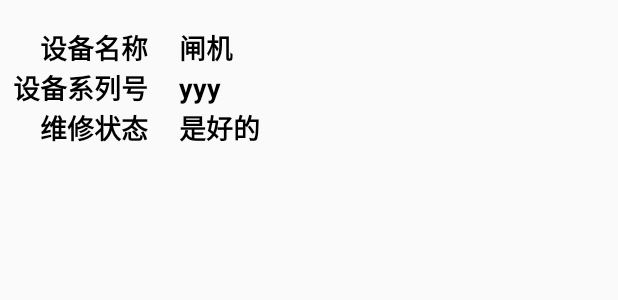
After one commit to yangyongchaoGitHub/LWSYSPDA, an Android app: the layout item_device_choice.xml on its own in the app's theme, with its tools: preview values and no code run, on a phone screen of 412 x 824 dp. The commit adds this screen. Shown: the top 300 px of the screen. Run offline under Robolectric (Android 15) with nearby library versions, the phone set to English and light mode, and no system bars.

Commit message:
备货界面添加

```diff
--- a/app/build.gradle
+++ b/app/build.gradle
@@ -36,6 +36,7 @@ dependencies {
     compile group: 'com.squareup.retrofit2', name: 'retrofit', version: '2.9.0'
     compile group: 'com.squareup.retrofit2', name: 'converter-jackson', version: '2.9.0'
     implementation 'androidx.recyclerview:recyclerview:1.0.0'
+    implementation 'com.github.CymChad:BaseRecyclerViewAdapterHelper:3.0.4'
 //    compile group: 'com.fasterxml.jackson.core', name: 'jackson-databind', version: '2.12.1'
 //    compile group: 'com.fasterxml.jackson.core', name: 'jackson-core', version: '2.12.1'
 //    compile group: 'com.fasterxml.jackson.core', name: 'jackson-annotations', version: '2.12.1'
--- a/app/src/main/AndroidManifest.xml
+++ b/app/src/main/AndroidManifest.xml
@@ -49,6 +49,7 @@
         </activity>
         <activity android:name=".activity.SelectActivity"/>
         <activity android:name=".activity.ChoiceActivity"/>
+        <activity android:name=".activity.DeviceChoiceActivity"/>
     </application>
 
 </manifest>
--- a/app/src/main/java/com/dataexpo/lwsyspda/adapter/ChoiceListAdapter.java
+++ b/app/src/main/java/com/dataexpo/lwsyspda/adapter/ChoiceListAdapter.java
@@ -60,7 +60,6 @@ public class ChoiceListAdapter extends RecyclerView.Adapter<ChoiceListHolder> im
 
     @Override
     public void onBindViewHolder(@NonNull ChoiceListHolder holder, final int position) {
-        Log.i(TAG, "onBindViewHolder " + position);
         holder.itemView.setTag(position);
         // 添加数据
         holder.tv_bom_time.setText(mList.get(position).getName());
@@ -85,7 +84,6 @@ public class ChoiceListAdapter extends RecyclerView.Adapter<ChoiceListHolder> im
             }
         });
 
-        Log.i(TAG, "size " + mList.size());
         //渲染奇数行
 //        if ((position & 0x01) == 0) {
 //            holder.itemView.setBackgroundColor(Color.parseColor("#FF7CAFF7"));
--- a/app/src/main/java/com/dataexpo/lwsyspda/retrofitInf/URLs.java
+++ b/app/src/main/java/com/dataexpo/lwsyspda/retrofitInf/URLs.java
@@ -8,4 +8,8 @@ public class URLs {
     public static final String loginUrl = "login/login2m" + postfix;
 
     public static final String bomListUrl = "pda/bom/getBomList" + postfix;
+
+    public static final String bomSeriesUrl = "pda/bom/queryBomSeries" + postfix;
+
+    public static final String bomDeviceUrl = "pda/bom/queryBomDevice" + postfix;
 }
--- /dev/null
+++ b/app/src/main/res/layout/item_device_choice.xml
@@ -0,0 +1,113 @@
+<?xml version="1.0" encoding="utf-8"?>
+<androidx.constraintlayout.widget.ConstraintLayout xmlns:android="http://schemas.android.com/apk/res/android"
+    android:layout_width="match_parent"
+    android:layout_height="@dimen/x180"
+    xmlns:app="http://schemas.android.com/apk/res-auto">
+
+
+    <TextView
+        android:id="@+id/tv_device_name_text"
+        android:layout_width="0dp"
+        android:layout_height="0dp"
+        android:gravity="center|right"
+        android:textSize="18dp"
+        android:textColor="@color/bg_black"
+        android:textStyle="bold"
+        android:text="@string/device_name"
+        app:layout_constraintTop_toTopOf="parent"
+        app:layout_constraintBottom_toBottomOf="parent"
+        app:layout_constraintLeft_toLeftOf="parent"
+        app:layout_constraintRight_toRightOf="parent"
+        app:layout_constraintVertical_bias="0.1"
+        app:layout_constraintHorizontal_bias="0"
+        app:layout_constraintWidth_percent="0.24"
+        app:layout_constraintHeight_percent="0.14"/>
+
+    <TextView
+        android:id="@+id/tv_device_name_value"
+        android:layout_width="0dp"
+        android:layout_height="0dp"
+        android:gravity="left|center"
+        android:textSize="18dp"
+        android:textColor="@color/bg_black"
+        android:textStyle="bold"
+        android:text="闸机"
+        app:layout_constraintTop_toTopOf="parent"
+        app:layout_constraintBottom_toBottomOf="parent"
+        app:layout_constraintRight_toRightOf="parent"
+        app:layout_constraintVertical_bias="0.1"
+        app:layout_constraintHorizontal_bias="0.4"
+        app:layout_constraintWidth_percent="0.71"
+        app:layout_constraintHeight_percent="0.14"/>
+
+    <TextView
+        android:id="@+id/tv_device_class_text"
+        android:layout_width="0dp"
+        android:layout_height="0dp"
+        android:gravity="center|right"
+        android:textSize="18dp"
+        android:textColor="@color/bg_black"
+        android:textStyle="bold"
+        android:text="@string/device_class"
+        app:layout_constraintTop_toTopOf="parent"
+        app:layout_constraintBottom_toBottomOf="parent"
+        app:layout_constraintLeft_toLeftOf="parent"
+        app:layout_constraintRight_toRightOf="parent"
+        app:layout_constraintVertical_bias="0.25"
+        app:layout_constraintHorizontal_bias="0"
+        app:layout_constraintWidth_percent="0.24"
+        app:layout_constraintHeight_percent="0.14"/>
+
+    <TextView
+        android:id="@+id/tv_device_class_value"
+        android:layout_width="0dp"
+        android:layout_height="0dp"
+        android:gravity="left|center"
+        android:textSize="18dp"
+        android:textColor="@color/bg_black"
+        android:textStyle="bold"
+        android:text="yyy"
+        app:layout_constraintTop_toTopOf="parent"
+        app:layout_constraintBottom_toBottomOf="parent"
+        app:layout_constraintLeft_toLeftOf="@+id/tv_device_name_value"
+        app:layout_constraintVertical_bias="0.25"
+        app:layout_constraintHorizontal_bias="0.4"
+        app:layout_constraintWidth_percent="0.2"
+        app:layout_constraintHeight_percent="0.14"/>
+
+    <TextView
+        android:id="@+id/tv_repair_status_text"
+        android:layout_width="0dp"
+        android:layout_height="0dp"
+        android:gravity="center|right"
+        android:textSize="18dp"
+        android:textColor="@color/bg_black"
+        android:textStyle="bold"
+        android:text="@string/repair_status"
+        app:layout_constraintTop_toTopOf="parent"
+        app:layout_constraintBottom_toBottomOf="parent"
+        app:layout_constraintLeft_toLeftOf="parent"
+        app:layout_constraintRight_toRightOf="parent"
+        app:layout_constraintVertical_bias="0.4"
+        app:layout_constraintHorizontal_bias="0"
+        app:layout_constraintWidth_percent="0.24"
+        app:layout_constraintHeight_percent="0.14"/>
+
+    <TextView
+        android:id="@+id/tv_repair_status_value"
+        android:layout_width="0dp"
+        android:layout_height="0dp"
+        android:gravity="left|center"
+        android:textSize="18dp"
+        android:textColor="@color/bg_black"
+        android:textStyle="bold"
+        android:text="是好的"
+        app:layout_constraintTop_toTopOf="parent"
+        app:layout_constraintBottom_toBottomOf="parent"
+        app:layout_constraintRight_toRightOf="parent"
+        app:layout_constraintVertical_bias="0.4"
+        app:layout_constraintHorizontal_bias="0.4"
+        app:layout_constraintWidth_percent="0.71"
+        app:layout_constraintHeight_percent="0.14"
+        />
+</androidx.constraintlayout.widget.ConstraintLayout>
--- a/app/src/main/res/values/strings.xml
+++ b/app/src/main/res/values/strings.xml
@@ -11,4 +11,7 @@
     <string name="bom_user">下单人</string>
     <string name="show_bom">查看订单</string>
     <string name="go_choice">备货</string>
+    <string name="device_name">设备名称</string>
+    <string name="device_class">设备系列号</string>
+    <string name="repair_status">维修状态</string>
 </resources>
--- a/build.gradle
+++ b/build.gradle
@@ -16,6 +16,7 @@ allprojects {
     repositories {
         google()
         jcenter()
+        maven { url "https://jitpack.io" }
     }
 }
 
```
Also changed, not shown: app/src/main/java/com/dataexpo/lwsyspda/activity/ChoiceActivity.java (+7 -1 lines), app/src/main/java/com/dataexpo/lwsyspda/activity/DeviceChoiceActivity.java (+102 -1 lines), app/src/main/java/com/dataexpo/lwsyspda/adapter/DeviceChoiceAdapter.java (added, +24 -0 lines), app/src/main/java/com/dataexpo/lwsyspda/adapter/holders/DeviceChoiceListHolder.java (added, +29 -0 lines), app/src/main/java/com/dataexpo/lwsyspda/entity/BomHouseInfo.java (added, +80 -0 lines), app/src/main/java/com/dataexpo/lwsyspda/entity/Device.java (added, +102 -0 lines), app/src/main/java/com/dataexpo/lwsyspda/retrofitInf/BomService.java (+9 -1 lines), app/src/main/res/layout/activity_device_choice.xml (added, +20 -0 lines).
